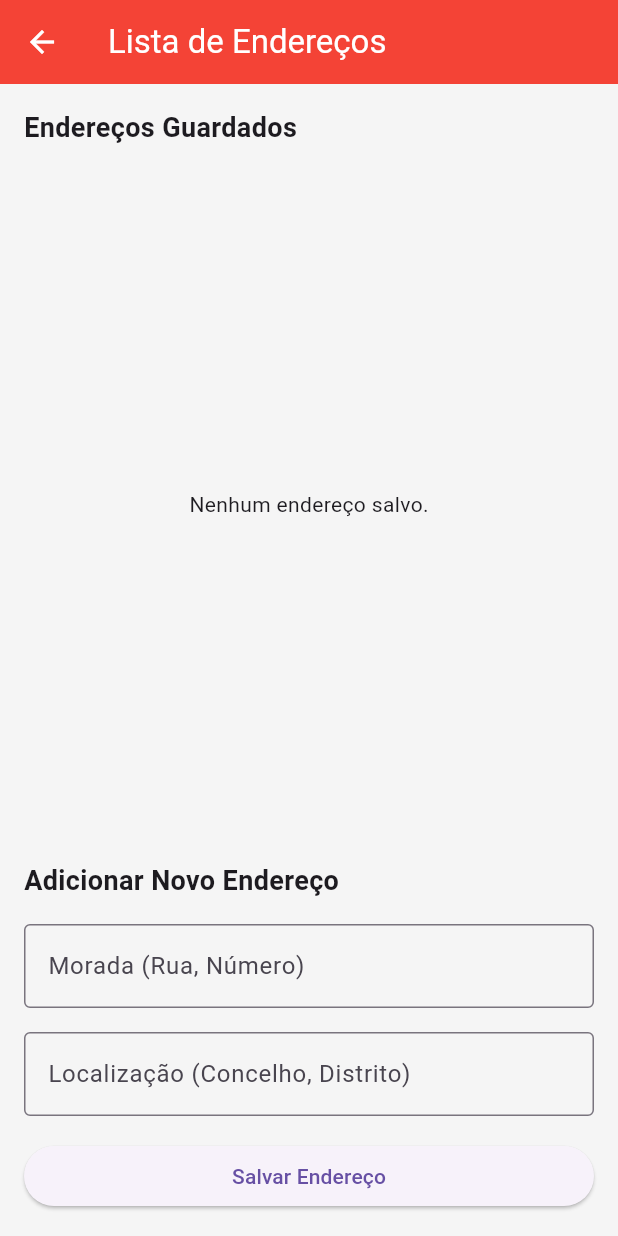
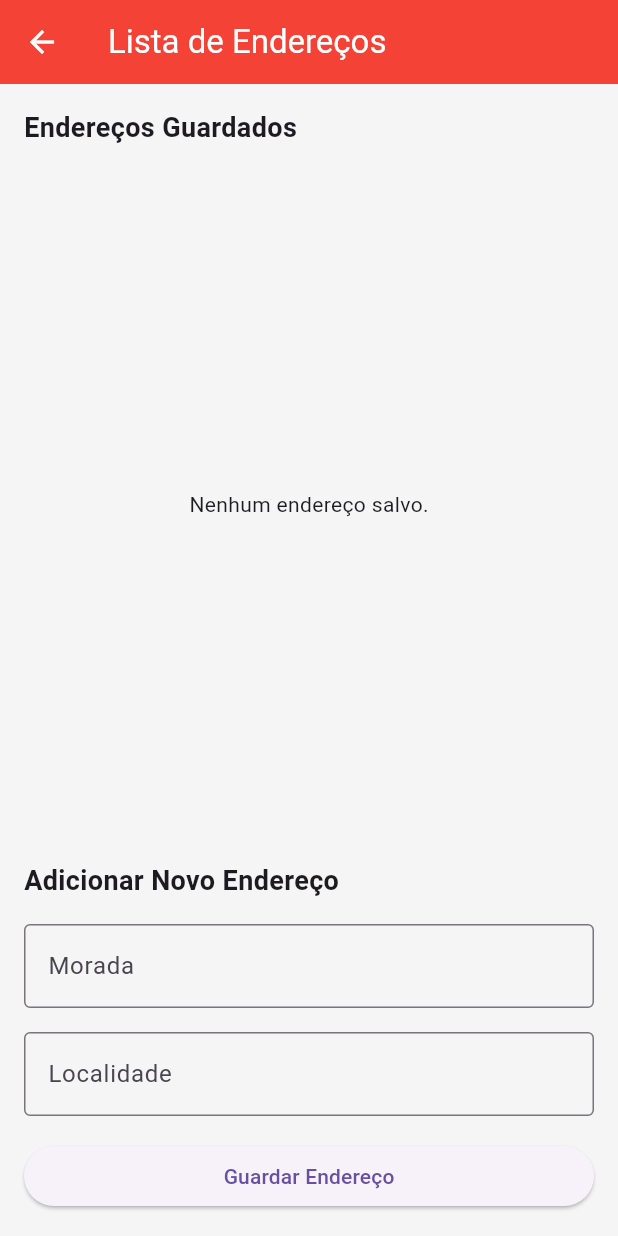
Before and after one commit to Ed7895678/PM_Flutter, a Flutter app: the AddressesListScreen screen opened directly, on a phone screen of 412 x 824 dp. Run offline on Flutter 3.47's test engine with Material 3 defaults, Android fonts, the phone set to English and light mode, and no system bars; our stand-ins replace shared_preferences; accounts and stored records are empty.

Commit message:
Toques finais

```diff
--- a/projeto/lib/data/models/product_model.dart
+++ b/projeto/lib/data/models/product_model.dart
@@ -1,3 +1,4 @@
+// Modelo de Produto
 class ProductModel {
   final String id;
   final String name;
--- a/projeto/lib/data/models/user_model.dart
+++ b/projeto/lib/data/models/user_model.dart
@@ -1,3 +1,4 @@
+// Modelo de Utilizador
 class UserModel {
   final String id;
   final String email;
--- a/projeto/lib/data/repositories/auth_repository.dart
+++ b/projeto/lib/data/repositories/auth_repository.dart
@@ -1,7 +1,7 @@
-// lib/data/repositories/auth_repository.dart
 import '../services/api_service.dart';
 import '../../core/constants/api_constants.dart';
 
+// Serviços de Login e Registo
 class AuthRepository {
   final ApiService _apiService;
 
--- a/projeto/lib/data/repositories/product_repository.dart
+++ b/projeto/lib/data/repositories/product_repository.dart
@@ -1,12 +1,13 @@
-// lib/data/repositories/product_repository.dart
 import '../models/product_model.dart';
 import '../services/api_service.dart';
 
+// Serviços de contacto com as API's
 class ProductRepository {
   final ApiService _apiService;
 
   ProductRepository(this._apiService);
 
+  // Buscar TODOS os produtos
   Future<List<ProductModel>> getProducts() async {
     try {
       final response = await _apiService.get('/products');
@@ -17,6 +18,7 @@ class ProductRepository {
     }
   }
 
+  // Buscar UM produto através do ID
   Future<ProductModel> getProduct(String id) async {
     try {
       final response = await _apiService.get('/products/$id');
@@ -26,6 +28,7 @@ class ProductRepository {
     }
   }
 
+  // Buscar TODAS as categorias
   Future<List<Map<String, dynamic>>> getCategories() async {
     try {
       final response = await _apiService.get('/categories');
--- a/projeto/lib/screens/profile/addresses_list_screen.dart
+++ b/projeto/lib/screens/profile/addresses_list_screen.dart
@@ -22,7 +22,7 @@ class _AddressesListScreenState extends State<AddressesListScreen> {
     _loadAddresses(); // Carrega os endereços ao iniciar
   }
 
-  // Função para carregar endereços salvos
+  // Função para carregar endereços guardados
   Future<void> _loadAddresses() async {
     try {
       final storedAddresses = await AddressService.getAddresses();
@@ -45,6 +45,7 @@ class _AddressesListScreenState extends State<AddressesListScreen> {
           _streetController.text,
           _locationController.text,
         );
+
         _streetController.clear();
         _locationController.clear();
         await _loadAddresses(); // Atualiza a lista de endereços
@@ -75,7 +76,7 @@ class _AddressesListScreenState extends State<AddressesListScreen> {
     } catch (e) {
       print("Erro ao remover endereço: $e");
       ScaffoldMessenger.of(context).showSnackBar(
-        const SnackBar(content: Text('Erro ao remover endereço. Tente novamente!')),
+        const SnackBar(content: Text('Erro ao remover o endereço.')),
       );
     }
   }
@@ -86,12 +87,12 @@ class _AddressesListScreenState extends State<AddressesListScreen> {
       appBar: const Header(
         title: "Lista de Endereços",
       ),
+
       body: Padding(
         padding: const EdgeInsets.all(16.0),
         child: Column(
           crossAxisAlignment: CrossAxisAlignment.stretch,
           children: [
-            // Título da seção de endereços salvos
             const Text(
               "Endereços Guardados",
               style: TextStyle(fontSize: 18, fontWeight: FontWeight.bold),
@@ -114,6 +115,7 @@ class _AddressesListScreenState extends State<AddressesListScreen> {
                       trailing: IconButton(
                         icon: const Icon(Icons.delete, color: Colors.red),
                         onPressed: () {
+                          // Remove o endereço, passando o ID
                           _removeAddress(address['id']!);
                         },
                       ),
@@ -123,7 +125,7 @@ class _AddressesListScreenState extends State<AddressesListScreen> {
               ),
             ),
 
-            // Título da seção para adicionar novo endereço
+            // Adicionar outro endereço
             const SizedBox(height: 16),
             const Text(
               "Adicionar Novo Endereço",
@@ -136,28 +138,28 @@ class _AddressesListScreenState extends State<AddressesListScreen> {
             TextField(
               controller: _streetController,
               decoration: const InputDecoration(
-                labelText: "Morada (Rua, Número)",
+                labelText: "Morada",
                 border: OutlineInputBorder(),
               ),
             ),
 
             const SizedBox(height: 16),
 
-            // Campo de entrada para a localização
+            // Campo de entrada para a Localidade
             TextField(
               controller: _locationController,
               decoration: const InputDecoration(
-                labelText: "Localização (Concelho, Distrito)",
+                labelText: "Localidade",
                 border: OutlineInputBorder(),
               ),
             ),
 
             const SizedBox(height: 16),
 
-            // Botão para salvar novo endereço
+            // Guardar endereço
             ElevatedButton(
               onPressed: _addAddress,
-              child: const Text("Salvar Endereço"),
+              child: const Text("Guardar Endereço"),
             ),
           ],
         ),
--- a/projeto/lib/widgets/header.dart
+++ b/projeto/lib/widgets/header.dart
@@ -7,12 +7,12 @@ class Header extends StatelessWidget implements PreferredSizeWidget {
   final double elevation;
 
   const Header({
-    Key? key,
+    super.key,
     required this.title,
     this.backgroundColor = Colors.red,
     this.textColor = Colors.white,
     this.elevation = 0,
-  }) : super(key: key);
+  });
 
   @override
   Widget build(BuildContext context) {
@@ -23,7 +23,7 @@ class Header extends StatelessWidget implements PreferredSizeWidget {
       ),
       backgroundColor: backgroundColor,
       elevation: elevation,
-      iconTheme: IconThemeData(color: textColor), // Para ícones no AppBar
+      iconTheme: IconThemeData(color: textColor),
     );
   }
 
```
Also changed, not shown: projeto/lib/data/services/api_service.dart (+9 -0 lines), projeto/lib/data/services/sp_addresses.dart (+6 -4 lines), projeto/lib/screens/auth/login_screen.dart (+5 -6 lines), projeto/lib/screens/auth/register_screen.dart (+4 -4 lines), projeto/lib/screens/cart/cart_screen.dart (+9 -5 lines), projeto/lib/screens/order/address_screen.dart (+13 -8 lines), projeto/lib/screens/order/confirmation_screen.dart (+31 -17 lines), projeto/lib/screens/order/payment_screen.dart (+11 -7 lines), projeto/lib/screens/product/product_detail_screen.dart (+6 -4 lines), projeto/lib/screens/product/product_list_screen.dart (+12 -6 lines), projeto/lib/screens/profile/profile_screen.dart (+3 -4 lines), projeto/lib/widgets/cart/cart_item.dart (+14 -0 lines).
